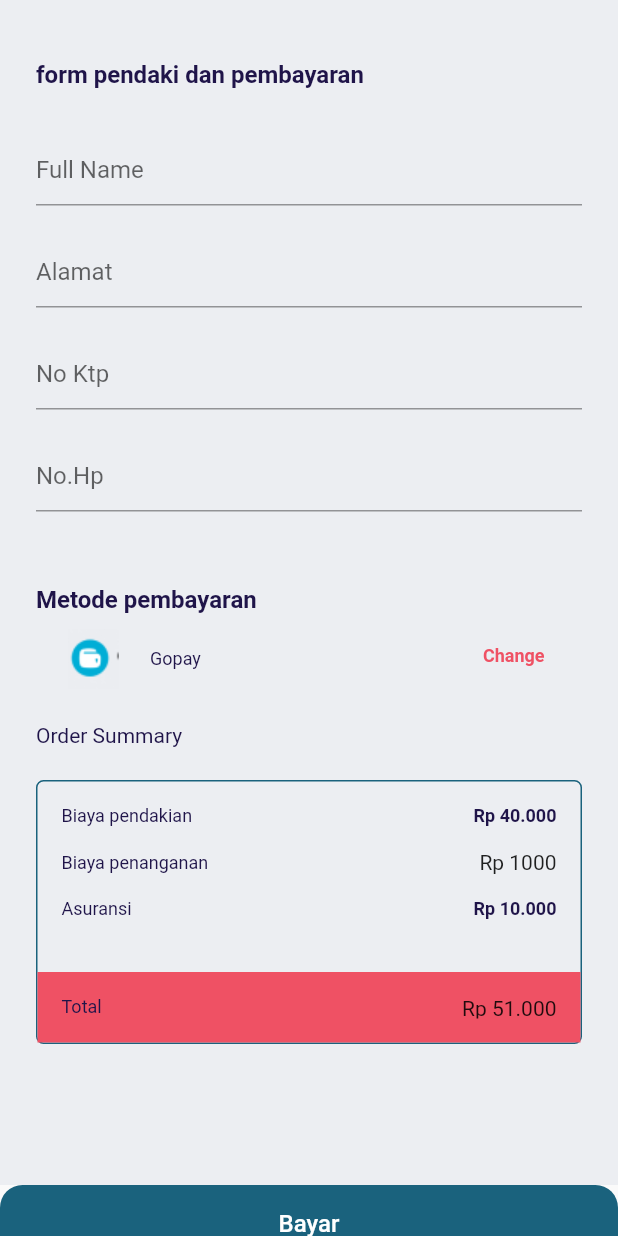
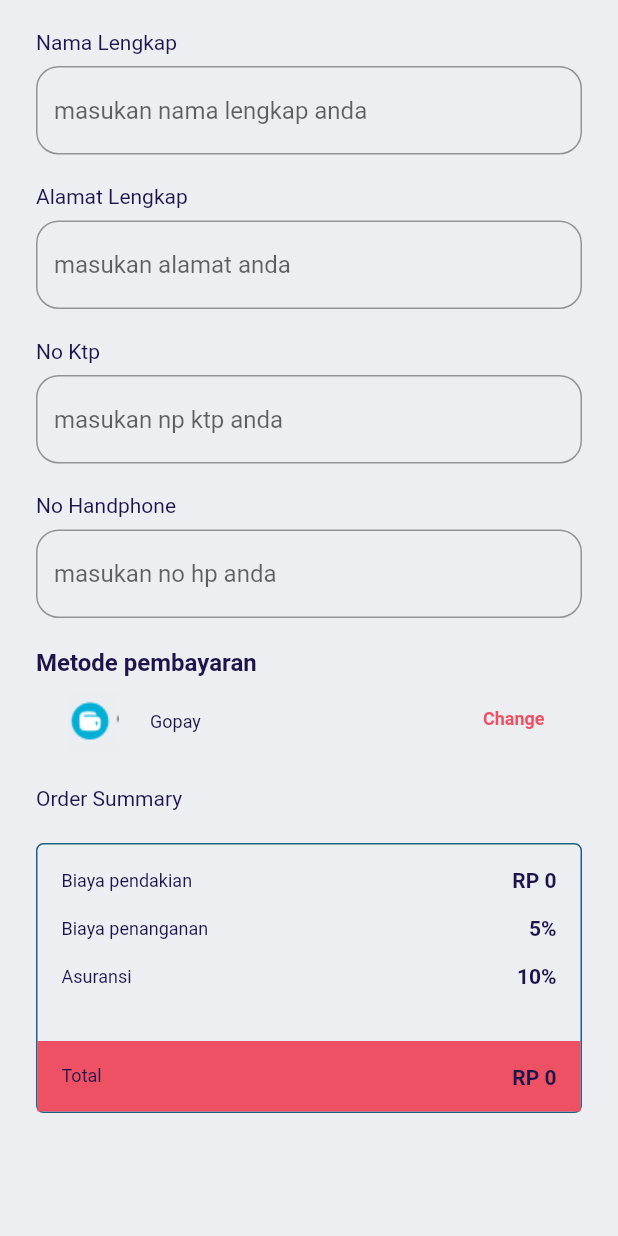
Before and after one commit to sanding28/ndakikuy, a Flutter app: the DetailPage screen opened directly with empty values, scrolled down 337 dp, after a tap on "Lanjutkan", on a phone screen of 412 x 824 dp. Run offline on Flutter 3.47's test engine with Material 2 defaults, Android fonts, the phone set to English and light mode, and no system bars; our stand-ins replace bloc, cloud_firestore, equatable, firebase_auth, firebase_core, flutter_bloc and 1 more; missing offline and left inert: alan_voice; accounts and stored records are empty; network calls fail.

Commit message:
pembayaran

```diff
--- a/lib/pages/Login_page.dart
+++ b/lib/pages/Login_page.dart
@@ -71,6 +71,7 @@ class LoginPage extends StatelessWidget {
               ),
               SizedBox(height: 6,),
               TextFormField(
+                key: Key('email'),
                 controller: emailController,
                 cursorColor: keyBlackColor,
                 decoration: InputDecoration(
@@ -101,6 +102,7 @@ class LoginPage extends StatelessWidget {
               ),
               SizedBox(height: 6,),
               TextFormField(
+                key: Key('password'),
                 controller: passwordController,
                 cursorColor: keyBlackColor,
                 obscureText: true,
@@ -156,6 +158,7 @@ class LoginPage extends StatelessWidget {
             );
           }
           return CustomButton(
+            key: Key('sign-in'),
               margin: EdgeInsets.only(
                 top: 50,
                 left: defaultMargin,
--- a/lib/pages/details_pages.dart
+++ b/lib/pages/details_pages.dart
@@ -140,7 +140,7 @@ class DetailPage extends StatelessWidget {
                 tittle: 'Lanjutkan',
                 onPressed: (){
                   Navigator.push(
-                    context, MaterialPageRoute(builder: (context) => FormPendaki()));
+                    context, MaterialPageRoute(builder: (context) => FormPendaki(basecamp)));
                 }),
             ],
           ),
--- a/lib/pages/form_pendaki.dart
+++ b/lib/pages/form_pendaki.dart
@@ -1,28 +1,21 @@
-// ignore_for_file: unused_field, sized_box_for_whitespace, prefer_const_constructors
+// ignore_for_file: prefer_const_constructors
 
 import 'package:cloud_firestore/cloud_firestore.dart';
 import 'package:flutter/material.dart';
-import 'package:ndakikuy/shared/theme.dart';
-import 'package:ndakikuy/widgets/custom_button.dart';
+import 'package:intl/intl.dart';
+import 'package:ndakikuy/models/basecamp_model.dart';
 
-class FormPendaki extends StatefulWidget {
-  const FormPendaki({ Key? key }) : super(key: key);
+import '../shared/theme.dart';
+import '../widgets/custom_button.dart';
 
-  @override
-  State<FormPendaki> createState() => _FormPendakiState();
-}
-
-class _FormPendakiState extends State<FormPendaki> {
+class FormPendaki extends StatelessWidget {
+  final BasecampModel basecamp;
+  FormPendaki(this.basecamp,{ Key? key }) : super(key: key);
 
   final TextEditingController nameController = TextEditingController();
   final TextEditingController alamatController = TextEditingController();
   final TextEditingController noHpController = TextEditingController();
   final TextEditingController ktpController = TextEditingController();
-
-  String _name ='';
-  String _alamat ='';
-  String _ktp = '';
-  String _noHp = '';
 
   @override
   Widget build(BuildContext context) {
@@ -31,73 +24,143 @@ class _FormPendakiState extends State<FormPendaki> {
     CollectionReference forms = firestore.collection('forms');
 
     Widget formPendaki(){
+
+      Widget nameInput(){
         return Container(
-        height: 390,
-        width: double.infinity,
-        decoration: BoxDecoration(
-          color: keybackgroundColor
-        ),
-        child: Container(
-          margin: const EdgeInsets.only(right: 24, left:24, top: 40),
+          margin: EdgeInsets.only(top: 20),
           child: Column(
             crossAxisAlignment: CrossAxisAlignment.start,
             children: [
               Text(
-                'form pendaki dan pembayaran',
-                style: blackTextStyle.copyWith(
-                  fontSize: 16,
-                  fontWeight: semiBold
+                'Nama Lengkap',
+                style: blackTextStyle,
               ),
-              ),
-              const SizedBox(height: 30,),
+              SizedBox(height: 8,),
               TextFormField(
                 controller: nameController,
-                decoration: const InputDecoration(
-                  hintText: 'Full Name'
+                cursorColor: keyBlackColor,
+                decoration: InputDecoration(
+                  hintText: 'masukan nama lengkap anda',
+                  border: OutlineInputBorder(
+                    borderRadius: BorderRadius.circular(15),
                   ),
-                onChanged: (value){
-                  _name = value;
-                },
+                  focusedBorder: OutlineInputBorder(
+                    borderSide: BorderSide(color: keyPrimaryColor),
+                    borderRadius: BorderRadius.circular(15),
+                  )
                 ),
-              const SizedBox(height: 20,),
+              )
+            ],
+          )
+        );
+      }
+
+      Widget alamatInput(){
+        return Container(
+          margin: EdgeInsets.only(top: 20),
+          child: Column(
+            crossAxisAlignment: CrossAxisAlignment.start,
+            children: [
+              Text(
+                'Alamat Lengkap',
+                style: blackTextStyle,
+              ),
+              SizedBox(height: 8,),
               TextFormField(
                 controller: alamatController,
-                decoration: const InputDecoration(
-                  hintText: 'Alamat'
+                cursorColor: keyBlackColor,
+                decoration: InputDecoration(
+                  hintText: 'masukan alamat anda',
+                  border: OutlineInputBorder(
+                    borderRadius: BorderRadius.circular(15),
                   ),
-                onChanged: (value){
-                  _alamat = value;
-                },
+                  focusedBorder: OutlineInputBorder(
+                    borderSide: BorderSide(color: keyPrimaryColor),
+                    borderRadius: BorderRadius.circular(15),
+                  )
                 ),
-              const SizedBox(height: 20,),
+              )
+            ],
+          )
+        );
+      }
+
+      Widget ktpInput(){
+        return Container(
+          margin: EdgeInsets.only(top: 20),
+          child: Column(
+            crossAxisAlignment: CrossAxisAlignment.start,
+            children: [
+              Text(
+                'No Ktp',
+                style: blackTextStyle,
+              ),
+              SizedBox(height: 8,),
               TextFormField(
                controller: ktpController,
-                decoration: const InputDecoration(
-                  hintText: 'No Ktp'
+                cursorColor: keyBlackColor,
+                decoration: InputDecoration(
+                  hintText: 'masukan np ktp anda',
+                  border: OutlineInputBorder(
+                    borderRadius: BorderRadius.circular(15),
                   ),
-                onChanged: (value){
-                  _ktp = value;
-                },
+                  focusedBorder: OutlineInputBorder(
+                    borderSide: BorderSide(color: keyPrimaryColor),
+                    borderRadius: BorderRadius.circular(15),
+                  )
                 ),
-              const SizedBox(height: 20,),
+              )
+            ],
+          )
+        );
+      }
+
+      Widget noHpInput(){
+        return Container(
+          margin: EdgeInsets.only(top: 20),
+          child: Column(
+            crossAxisAlignment: CrossAxisAlignment.start,
+            children: [
+              Text(
+                'No Handphone',
+                style: blackTextStyle,
+              ),
+              SizedBox(height: 8,),
               TextFormField(
                 controller: noHpController,
-                decoration: const InputDecoration(
-                  hintText: 'No.Hp'
+                cursorColor: keyBlackColor,
+                decoration: InputDecoration(
+                  hintText: 'masukan no hp anda',
+                  border: OutlineInputBorder(
+                    borderRadius: BorderRadius.circular(15),
                   ),
-                onChanged: (value){
-                  _noHp = value;
-                },
+                  focusedBorder: OutlineInputBorder(
+                    borderSide: BorderSide(color: keyPrimaryColor),
+                    borderRadius: BorderRadius.circular(15),
+                  )
                 ),
-              // CheckboxListTile(value: , onChanged: onChanged)
+              )
             ],
-          ),
+          )
+        );
+      }
+
+      return Container(
+        padding: EdgeInsets.only(left: defaultMargin, right: defaultMargin),
+        child: Column(
+          children: [
+            nameInput(),
+            alamatInput(),
+            ktpInput(),
+            noHpInput(),
+          ],
         ),
       );
     }
 
     Widget methodAndSummary(){
       return Container(
+        margin: EdgeInsets.only(top: 20),
         height: 400,
         width: double.infinity,
         color: keybackgroundColor,
@@ -179,7 +242,7 @@ class _FormPendakiState extends State<FormPendaki> {
                   ),
                   Container(
                     margin: EdgeInsets.only(top: 20),
-                    height: 176,
+                    height: 180,
                     width: double.infinity,
                     decoration: BoxDecoration(
                       border: Border.all(
@@ -201,9 +264,12 @@ class _FormPendakiState extends State<FormPendaki> {
                                 ),
                               ),
                               Text(
-                                'Rp 40.000',
+                                NumberFormat.currency(
+                                  locale: 'id',
+                                  symbol: 'RP ',
+                                  decimalDigits: 0
+                                ).format(basecamp.price),
                                 style: blackTextStyle.copyWith(
-                                  fontSize: 12,
                                   fontWeight: bold
                                 ),
                               )
@@ -222,7 +288,11 @@ class _FormPendakiState extends State<FormPendaki> {
                                 ),
                               ),
                               Text(
-                                'Rp 1000',
+                                '5%',
+                                style: blackTextStyle.copyWith(
+                                  fontSize: 14,
+                                  fontWeight: bold
+                                ),
                               )
                             ],
                           ),
@@ -239,9 +309,9 @@ class _FormPendakiState extends State<FormPendaki> {
                                 ),
                               ),
                               Text(
-                                'Rp 10.000',
+                                '10%',
                                 style: blackTextStyle.copyWith(
-                                  fontSize: 12,
+                                  fontSize: 14,
                                   fontWeight: bold
                                 ),
                               )
@@ -267,7 +337,14 @@ class _FormPendakiState extends State<FormPendaki> {
                                 ),
                               ),
                               Text(
-                                'Rp 51.000',
+                                NumberFormat.currency(
+                                  locale: 'id',
+                                  symbol: 'RP ',
+                                  decimalDigits: 0
+                                ).format(basecamp.price + basecamp.price * 0.1 + basecamp.price * 0.05),
+                                style: blackTextStyle.copyWith(
+                                  fontWeight: bold
+                                ),
                               )
                             ],
                           ),
@@ -285,7 +362,8 @@ class _FormPendakiState extends State<FormPendaki> {
     }
 
     Widget buttonBayar(){
-      return Container(
+      return Center(
+        child: Container(
           margin: EdgeInsets.only(bottom: 40),
           child: CustomButton(
             tittle: 'Bayar',
@@ -295,22 +373,25 @@ class _FormPendakiState extends State<FormPendaki> {
                 'alamat' : alamatController.text,
                 'ktp' : int.tryParse(ktpController.text) ?? 0,
                 'noHp' : int.tryParse(noHpController.text) ?? 0,
+                'basecamp': basecamp.name,
               });
               Navigator.pushNamed(context, '/main-page');
             }
           ),
+        ),
       );
     }
 
+
     return Scaffold(
-      body: SafeArea(child: ListView(
+      backgroundColor: keybackgroundColor,
+      body: ListView(
         children: [
           formPendaki(),
           methodAndSummary(),
           buttonBayar()
         ],
-      )),
+      ),
     );
-
   }
 }
--- a/pubspec.yaml
+++ b/pubspec.yaml
@@ -38,6 +38,7 @@ dependencies:
   flutter_bloc: ^7.0.1
   google_fonts: ^2.1.0
   intl: ^0.17.0
+  mockito: ^5.2.0
 
 dev_dependencies:
   flutter_lints: ^1.0.0
```
Also changed, not shown: lib/models/transactions_model.dart (added, +36 -0 lines), lib/pages/checkout_page.dart (added, +269 -0 lines), pubspec.lock, 2 other files. Lines whose indentation alone changed are shown as unchanged.
